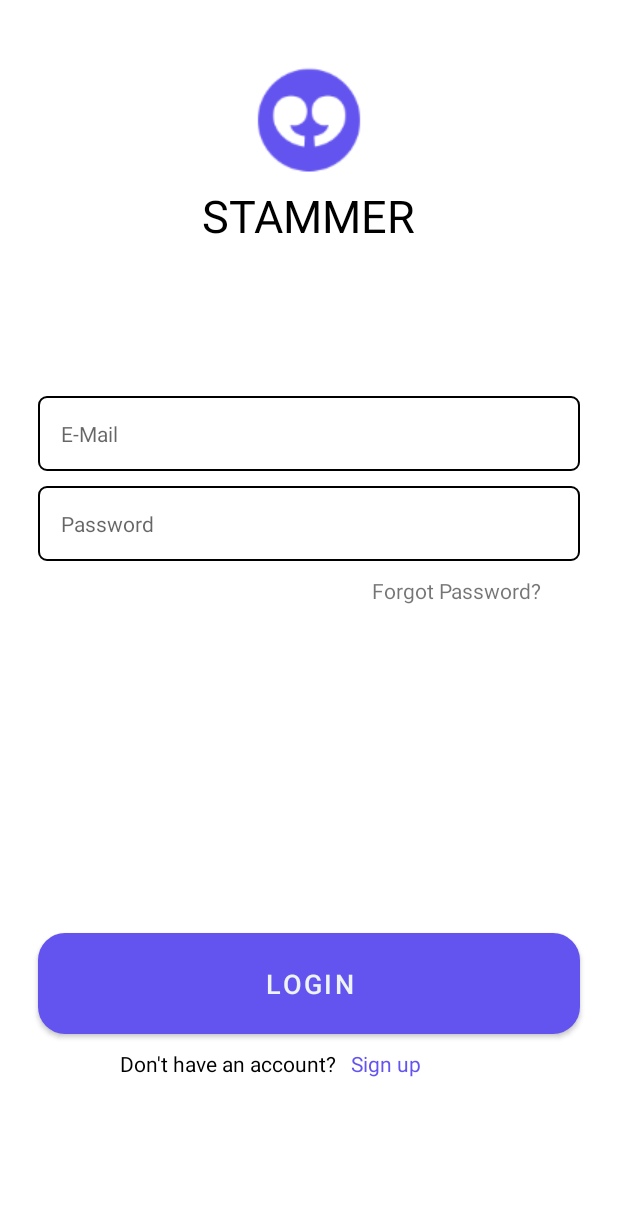
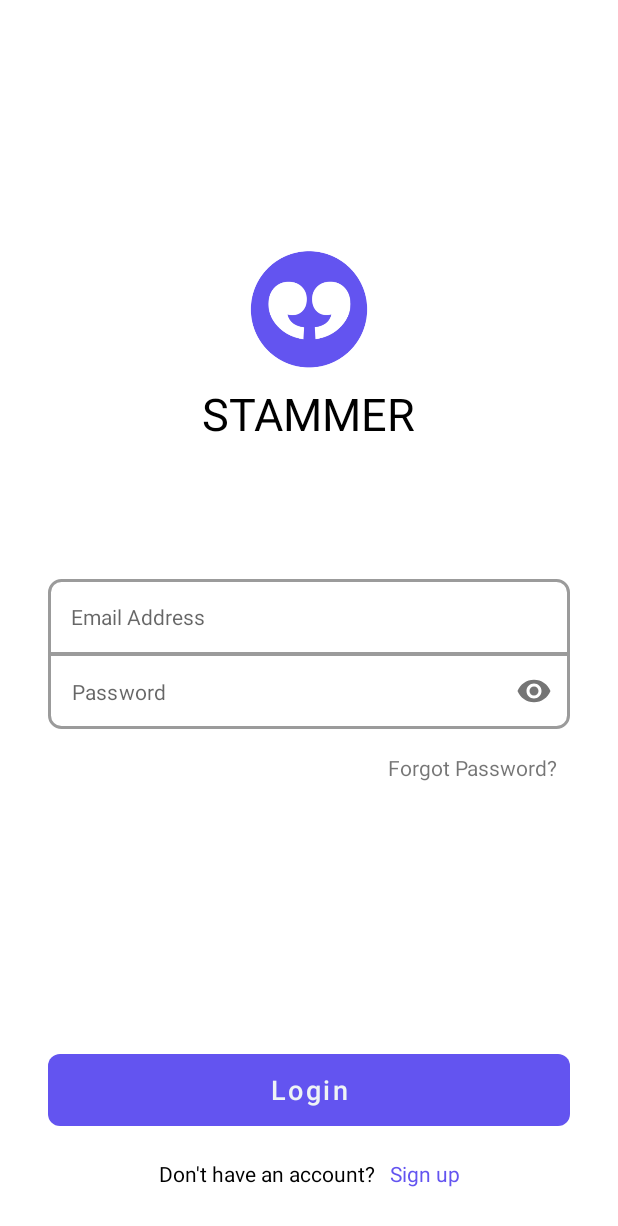
Before and after one commit to manav-mj/Stammer, an Android app: the LoginActivity screen opened directly, with no data from a screen before it, on a phone screen of 412 x 824 dp. Shown: the top 1226 px of the screen. Run offline under Robolectric (Android 15) with nearby library versions, the phone set to English and light mode, and no system bars; our stand-ins replace Firebase (no records; nobody signed in at launch, a user with empty details on screens opened directly).

Commit message:
UI : LoginActivity

```diff
--- a/app/src/main/AndroidManifest.xml
+++ b/app/src/main/AndroidManifest.xml
@@ -6,7 +6,7 @@
 
     <application
         android:allowBackup="true"
-        android:icon="@mipmap/ic_launcher"
+        android:icon="@drawable/stammer_logo"
         android:label="@string/app_name"
         android:roundIcon="@mipmap/ic_launcher_round"
         android:supportsRtl="true"
--- a/app/src/main/java/com/mohit/stammer/LoginActivity.java
+++ b/app/src/main/java/com/mohit/stammer/LoginActivity.java
@@ -3,11 +3,9 @@ package com.mohit.stammer;
 import android.content.Intent;
 import android.os.Bundle;
 import android.text.TextUtils;
-import android.util.Log;
 import android.view.View;
 import android.widget.EditText;
 import android.widget.Button;
-import android.widget.TextView;
 import android.widget.ProgressBar;
 import android.widget.Toast;
 
@@ -24,13 +22,12 @@ import com.google.firebase.auth.FirebaseAuth;
 public class LoginActivity extends AppCompatActivity {
 
 
-
     EditText Email, Password;
     Button login;
     ProgressBar progressBar;
     FirebaseAuth Auth = FirebaseAuth.getInstance();
 
-    public void signIn (View view){
+    public void signIn(View view) {
         Intent intent = new Intent(this, StartActivity.class);
         startActivity(intent);
     }
@@ -38,7 +35,7 @@ public class LoginActivity extends AppCompatActivity {
     @Override
     protected void onCreate(Bundle savedInstanceState) {
         super.onCreate(savedInstanceState);
-        setContentView(R.layout.log_in);
+        setContentView(R.layout.activity_login);
 
         Email = findViewById(R.id.Email);
         Password = findViewById(R.id.Password);
@@ -71,28 +68,27 @@ public class LoginActivity extends AppCompatActivity {
 
                 progressBar.setVisibility(View.VISIBLE);
 
-                Auth.signInWithEmailAndPassword(email,pass).addOnCompleteListener(new OnCompleteListener<AuthResult>() {
-
+                Auth.signInWithEmailAndPassword(email, pass).addOnCompleteListener(new OnCompleteListener<AuthResult>() {
 
 
                     @Override
                     public void onComplete(@NonNull Task<AuthResult> task) {
-                        try {if (task.isSuccessful()){
+                        try {
+                            if (task.isSuccessful()) {
                                 Toast.makeText(LoginActivity.this, "Logged in successfully", Toast.LENGTH_SHORT).show();
-                            startActivity(new Intent(getApplicationContext(),DashboardActivity.class));
+                                startActivity(new Intent(getApplicationContext(), DashboardActivity.class));
                                 progressBar.setVisibility(View.GONE);
 
                                 Email.setText(null);
                                 Password.setText(null);
 
-                        }else {
-                            Toast.makeText(LoginActivity.this, "Error "+ task.getException().getMessage(), Toast.LENGTH_SHORT).show();
+                            } else {
+                                Toast.makeText(LoginActivity.this, "Error " + task.getException().getMessage(), Toast.LENGTH_SHORT).show();
                                 progressBar.setVisibility(View.GONE);
 
                             }
 
-                        }
-                        catch(NullPointerException e) {
+                        } catch (NullPointerException e) {
                             Toast.makeText(LoginActivity.this, "Null pointer Exception", Toast.LENGTH_SHORT).show();
                         }
                     }
@@ -102,7 +98,5 @@ public class LoginActivity extends AppCompatActivity {
         });
 
 
-
-
     }
 }
--- /dev/null
+++ b/app/src/main/res/drawable/round_corner_bottom.xml
@@ -0,0 +1,13 @@
+<?xml version="1.0" encoding="utf-8"?>
+<layer-list xmlns:android="http://schemas.android.com/apk/res/android">
+    <item android:top="-1dp">
+        <shape android:shape="rectangle">
+            <corners
+                android:bottomLeftRadius="@dimen/common_button_corner_radius"
+                android:bottomRightRadius="@dimen/common_button_corner_radius" />
+            <stroke
+                android:width="2dp"
+                android:color="@color/lightGrey" />
+        </shape>
+    </item>
+</layer-list>
--- /dev/null
+++ b/app/src/main/res/drawable/round_corner_top.xml
@@ -0,0 +1,13 @@
+<?xml version="1.0" encoding="utf-8"?>
+<layer-list xmlns:android="http://schemas.android.com/apk/res/android">
+    <item android:bottom="-1dp">
+        <shape android:shape="rectangle">
+            <corners
+                android:topLeftRadius="@dimen/common_button_corner_radius"
+                android:topRightRadius="@dimen/common_button_corner_radius" />
+            <stroke
+                android:width="2dp"
+                android:color="@color/lightGrey" />
+        </shape>
+    </item>
+</layer-list>
--- /dev/null
+++ b/app/src/main/res/layout/activity_login.xml
@@ -0,0 +1,153 @@
+<?xml version="1.0" encoding="utf-8"?>
+<androidx.constraintlayout.widget.ConstraintLayout xmlns:android="http://schemas.android.com/apk/res/android"
+    xmlns:app="http://schemas.android.com/apk/res-auto"
+    xmlns:tools="http://schemas.android.com/tools"
+    android:layout_width="match_parent"
+    android:layout_height="match_parent"
+    android:layout_marginTop="5dp"
+    android:orientation="vertical">
+
+    <ImageView
+        android:id="@+id/imageView2"
+        android:layout_width="100dp"
+        android:layout_height="100dp"
+        android:layout_gravity="center"
+        app:layout_constraintBottom_toTopOf="@+id/textView3"
+        app:layout_constraintEnd_toEndOf="parent"
+        app:layout_constraintStart_toStartOf="parent"
+        app:srcCompat="@drawable/stammer_logo" />
+
+    <TextView
+        android:id="@+id/textView3"
+        android:layout_width="wrap_content"
+        android:layout_height="wrap_content"
+        android:layout_gravity="center"
+        android:text="STAMMER"
+        android:textColor="@android:color/background_dark"
+        android:textSize="30sp"
+        app:layout_constraintBottom_toBottomOf="parent"
+        app:layout_constraintEnd_toEndOf="parent"
+        app:layout_constraintHorizontal_bias="0.5"
+        app:layout_constraintStart_toStartOf="parent"
+        app:layout_constraintTop_toTopOf="parent"
+        app:layout_constraintVertical_bias="0.321" />
+
+    <EditText
+        android:id="@+id/Email"
+        android:layout_width="0dp"
+        android:layout_height="wrap_content"
+        android:layout_marginStart="@dimen/activity_horizontal_margin"
+        android:layout_marginEnd="@dimen/activity_horizontal_margin"
+        android:background="@drawable/round_corner_top"
+        android:ems="10"
+        android:hint="Email Address"
+        android:inputType="textEmailAddress"
+        android:padding="15dp"
+        android:textSize="14sp"
+        app:layout_constraintBottom_toTopOf="@+id/password_container"
+        app:layout_constraintEnd_toEndOf="parent"
+        app:layout_constraintStart_toStartOf="parent"
+        app:layout_constraintTop_toBottomOf="@+id/textView3"
+        app:layout_constraintVertical_bias=".3"
+        app:layout_constraintVertical_chainStyle="packed" />
+
+    <com.google.android.material.textfield.TextInputLayout
+        android:id="@+id/password_container"
+        android:layout_width="0dp"
+        android:layout_height="wrap_content"
+        android:hint="Password"
+        app:hintEnabled="false"
+        app:boxBackgroundMode="none"
+        app:layout_constraintBottom_toTopOf="@+id/login"
+        app:layout_constraintEnd_toEndOf="@+id/Email"
+        app:layout_constraintStart_toStartOf="@+id/Email"
+        app:layout_constraintTop_toBottomOf="@+id/Email"
+        app:passwordToggleEnabled="true">
+
+        <EditText
+            android:id="@+id/Password"
+            android:layout_width="match_parent"
+            android:layout_height="wrap_content"
+            android:background="@drawable/round_corner_bottom"
+            android:ems="10"
+            android:hint="Password"
+            android:inputType="textPassword"
+            android:padding="15dp"
+            android:textSize="14sp" />
+    </com.google.android.material.textfield.TextInputLayout>
+
+
+    <TextView
+        android:padding="8dp"
+        android:id="@+id/textView4"
+        android:layout_width="wrap_content"
+        android:layout_height="wrap_content"
+        android:layout_gravity="center"
+        android:layout_marginTop="8dp"
+        android:text="Forgot Password?"
+        app:layout_constraintEnd_toEndOf="@+id/password_container"
+        app:layout_constraintHorizontal_bias="1.0"
+        app:layout_constraintStart_toStartOf="@+id/password_container"
+        app:layout_constraintTop_toBottomOf="@+id/password_container" />
+
+
+    <ProgressBar
+        android:id="@+id/progressBar"
+        style="?android:attr/progressBarStyle"
+        android:layout_width="wrap_content"
+        android:layout_height="wrap_content"
+        android:layout_gravity="center"
+        android:visibility="invisible"
+        app:layout_constraintBottom_toBottomOf="parent"
+        app:layout_constraintEnd_toEndOf="parent"
+        app:layout_constraintStart_toStartOf="parent"
+        app:layout_constraintTop_toTopOf="parent" />
+
+    <com.google.android.material.button.MaterialButton
+        android:id="@+id/login"
+        style="@style/Widget.MaterialComponents.Button.UnelevatedButton"
+        android:layout_width="0dp"
+        android:layout_height="60dp"
+        android:layout_marginStart="@dimen/activity_horizontal_margin"
+        android:layout_marginEnd="@dimen/activity_horizontal_margin"
+        android:layout_marginBottom="16dp"
+        android:inputType="text"
+        android:text="Login"
+        android:textColor="#EEF3F5"
+        android:textSize="18sp"
+        app:cornerRadius="@dimen/common_button_corner_radius"
+        app:layout_constraintBottom_toTopOf="@+id/linearLayout"
+        app:layout_constraintEnd_toEndOf="parent"
+        app:layout_constraintStart_toStartOf="parent" />
+
+    <LinearLayout
+        android:id="@+id/linearLayout"
+        android:layout_width="wrap_content"
+        android:layout_height="wrap_content"
+        android:layout_marginBottom="@dimen/activity_vertical_margin"
+        android:gravity="center"
+        android:orientation="horizontal"
+        app:layout_constraintBottom_toBottomOf="parent"
+        app:layout_constraintEnd_toEndOf="parent"
+        app:layout_constraintStart_toStartOf="parent">
+
+        <TextView
+            android:id="@+id/textView"
+            android:layout_width="wrap_content"
+            android:layout_height="wrap_content"
+            android:layout_gravity="right"
+            android:text="Don't have an account?"
+            android:textColor="@android:color/background_dark" />
+
+        <TextView
+            android:id="@+id/textView2"
+            android:layout_width="wrap_content"
+            android:layout_height="wrap_content"
+            android:layout_marginLeft="10dp"
+            android:onClick="signIn"
+            android:text="Sign up"
+            android:textColor="#6354F0" />
+    </LinearLayout>
+
+
+</androidx.constraintlayout.widget.ConstraintLayout>
--- a/app/src/main/res/layout/activity_main.xml
+++ b/app/src/main/res/layout/activity_main.xml
@@ -9,52 +9,51 @@
 
     <ImageView
         android:id="@+id/imageView"
-        android:layout_width="99dp"
-        android:layout_height="106dp"
-        android:layout_gravity="center"
+        android:layout_width="100dp"
+        android:layout_height="100dp"
         app:layout_constraintBottom_toBottomOf="parent"
         app:layout_constraintEnd_toEndOf="parent"
         app:layout_constraintHorizontal_bias="0.5"
         app:layout_constraintStart_toStartOf="parent"
         app:layout_constraintTop_toTopOf="parent"
         app:layout_constraintVertical_bias="0.152"
-        app:srcCompat="@drawable/component" />
+        app:srcCompat="@drawable/stammer_logo" />
 
     <com.google.android.material.button.MaterialButton
         android:id="@+id/sign_up"
-        android:layout_width="match_parent"
+        android:layout_width="0dp"
         android:layout_height="60dp"
-        android:layout_marginLeft="25dp"
-        android:layout_marginRight="25dp"
+        android:layout_marginStart="@dimen/activity_horizontal_margin"
+        android:layout_marginEnd="@dimen/activity_horizontal_margin"
+        android:inputType="text"
         android:onClick="login"
         android:text="Login"
         android:textColor="#EEF3F5"
         android:textSize="18sp"
-        app:cornerRadius="12dp"
+        app:cornerRadius="@dimen/common_button_corner_radius"
         app:layout_constraintBottom_toTopOf="@id/button3"
         app:layout_constraintEnd_toEndOf="parent"
-        app:layout_constraintVertical_bias="1.0"
         app:layout_constraintStart_toStartOf="parent"
-        app:layout_constraintTop_toTopOf="parent" />
+        app:layout_constraintTop_toTopOf="parent"
+        app:layout_constraintVertical_bias="1.0" />
 
     <com.google.android.material.button.MaterialButton
         android:id="@+id/button3"
         style="@style/Widget.MaterialComponents.Button.OutlinedButton"
-        android:layout_width="match_parent"
+        android:layout_width="0dp"
         android:layout_height="60dp"
-        android:layout_marginLeft="25dp"
-        android:layout_marginRight="25dp"
+        android:layout_marginBottom="@dimen/activity_vertical_margin"
+        android:inputType="text"
         android:onClick="signIn"
         android:text="Sign Up"
         android:textColor="#6354F0"
         android:textSize="18sp"
-        app:cornerRadius="12dp"
+        app:cornerRadius="@dimen/common_button_corner_radius"
         app:layout_constraintBottom_toBottomOf="parent"
-        app:layout_constraintEnd_toEndOf="parent"
-        app:layout_constraintStart_toStartOf="parent"
+        app:layout_constraintEnd_toEndOf="@+id/sign_up"
+        app:layout_constraintStart_toStartOf="@+id/sign_up"
         app:layout_constraintTop_toTopOf="parent"
         app:layout_constraintVertical_bias="1"
-        android:layout_marginBottom="32dp"
         app:strokeColor="@color/colorPrimary"
         app:strokeWidth="2dp" />
 
--- a/app/src/main/res/layout/log_in.xml
+++ /dev/null
@@ -1,121 +0,0 @@
-<?xml version="1.0" encoding="utf-8"?>
-<androidx.appcompat.widget.LinearLayoutCompat xmlns:android="http://schemas.android.com/apk/res/android"
-    android:layout_width="match_parent"
-    android:layout_height="match_parent"
-    xmlns:app="http://schemas.android.com/apk/res-auto"
-    android:layout_marginTop="5dp"
-    android:orientation="vertical">
-
-    <ImageView
-        android:id="@+id/imageView2"
-        android:layout_width="wrap_content"
-        android:layout_height="wrap_content"
-        android:layout_gravity="center"
-        android:layout_marginTop="30dp"
-        app:srcCompat="@drawable/component" />
-
-    <TextView
-        android:id="@+id/textView3"
-        android:layout_width="wrap_content"
-        android:layout_height="wrap_content"
-        android:text="STAMMER"
-        android:textColor="@android:color/background_dark"
-        android:textSize="30sp"
-        android:layout_gravity="center"
-        app:layout_constraintBottom_toBottomOf="parent"
-        app:layout_constraintEnd_toEndOf="parent"
-        app:layout_constraintHorizontal_bias="0.5"
-        app:layout_constraintStart_toStartOf="parent"
-        app:layout_constraintTop_toTopOf="parent"
-        app:layout_constraintVertical_bias="0.321" />
-
-
-    <EditText
-        android:id="@+id/Email"
-        android:layout_width="match_parent"
-        android:layout_height="wrap_content"
-        android:layout_marginLeft="25dp"
-        android:layout_marginTop="100dp"
-        android:layout_marginRight="25dp"
-        android:background="@drawable/round_corner_without_underline"
-        android:ems="10"
-        android:hint="E-Mail"
-        android:inputType="textPersonName"
-        android:padding="15dp"
-        android:textSize="14sp" />
-
-    <EditText
-        android:id="@+id/Password"
-        android:layout_width="match_parent"
-        android:layout_height="wrap_content"
-        android:layout_marginLeft="25dp"
-        android:layout_marginTop="10dp"
-        android:layout_marginRight="25dp"
-        android:background="@drawable/round_corner_without_underline"
-        android:ems="10"
-        android:hint="Password"
-        android:inputType="textPassword"
-        android:padding="15dp"
-        android:textSize="14sp" />
-
-    <TextView
-        android:id="@+id/textView4"
-        android:layout_width="155dp"
-        android:layout_height="50dp"
-        android:layout_gravity="center"
-        android:layout_marginLeft="110dp"
-        android:paddingLeft="10dp"
-        android:paddingTop="10dp"
-        android:text="Forgot Password?" />
-
-
-    <ProgressBar
-        android:id="@+id/progressBar"
-        style="?android:attr/progressBarStyle"
-        android:layout_width="wrap_content"
-        android:layout_height="wrap_content"
-        android:layout_gravity="center"
-        android:visibility="invisible" />
-
-    <Button
-        android:id="@+id/login"
-        android:layout_width="match_parent"
-        android:layout_height="wrap_content"
-        android:layout_gravity="center"
-        android:layout_marginLeft="25dp"
-        android:layout_marginTop="150dp"
-        android:layout_marginRight="25dp"
-        android:background="@drawable/round_corner_button"
-        android:padding="15dp"
-        android:text="Login"
-        android:textColor="#EEF3F5"
-        android:textSize="18sp" />
-
-    <LinearLayout
-        android:layout_width="match_parent"
-        android:layout_height="match_parent"
-        android:orientation="horizontal">
-
-        <TextView
-            android:id="@+id/textView"
-            android:layout_width="wrap_content"
-            android:layout_height="wrap_content"
-            android:layout_gravity="right"
-            android:layout_marginLeft="80dp"
-            android:paddingTop="10dp"
-            android:text="Don't have an account?"
-            android:textColor="@android:color/background_dark" />
-
-        <TextView
-            android:id="@+id/textView2"
-            android:layout_width="wrap_content"
-            android:layout_height="wrap_content"
-            android:layout_marginLeft="10dp"
-            android:onClick="signIn"
-            android:paddingTop="10dp"
-            android:text="Sign up"
-            android:textColor="#6354F0" />
-    </LinearLayout>
-
-
-</androidx.appcompat.widget.LinearLayoutCompat>
--- a/app/src/main/res/values/colors.xml
+++ b/app/src/main/res/values/colors.xml
@@ -3,4 +3,6 @@
     <color name="colorPrimary">#6354F0</color>
     <color name="colorPrimaryDark">#6354F0</color>
     <color name="colorAccent">#6354F0</color>
+
+    <color name="lightGrey">#9B9B9B</color>
 </resources>
--- a/app/src/main/res/values/dimens.xml
+++ b/app/src/main/res/values/dimens.xml
@@ -1,5 +1,7 @@
 <resources>
     <!-- Default screen margins, per the Android Design guidelines. -->
-    <dimen name="activity_horizontal_margin">16dp</dimen>
-    <dimen name="activity_vertical_margin">16dp</dimen>
+    <dimen name="activity_horizontal_margin">32dp</dimen>
+    <dimen name="activity_vertical_margin">32dp</dimen>
+
+    <dimen name="common_button_corner_radius">8dp</dimen>
 </resources>
```
Also changed, not shown: app/src/main/res/drawable/stammer_logo.png (added), 1 other file. Lines whose indentation alone changed are shown as unchanged.
